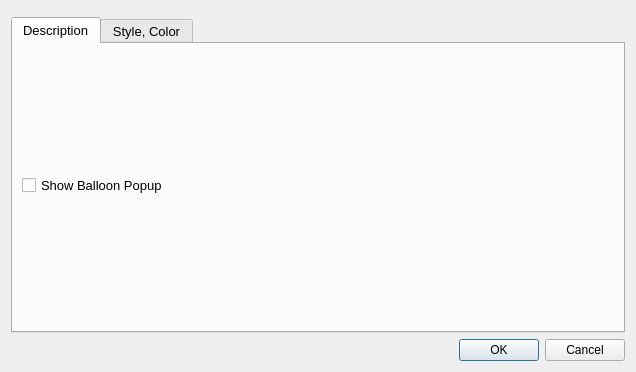
Above: src/lib/marble/EditPlacemarkDialog.ui from KDE/marble before the change. Below: the same form after it.
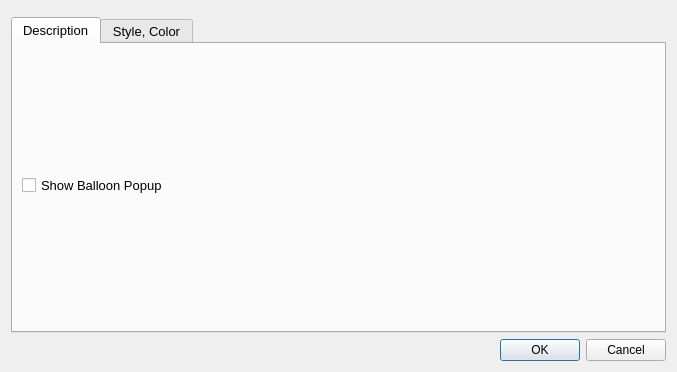
That is the form after the change. Icons and pictures are not drawn. Custom widgets are drawn as their Qt base class.

Commit message: FormattedTextWidget: textColorButton fix. - The textColorButton didn't behave like the other buttons surrounding it (if the window is resized, this does not enter the dropdown list). - Resized EditPlacemarkDialog window a bit :)

Diff of the .ui file:
```diff
--- a/src/lib/marble/EditPlacemarkDialog.ui
+++ b/src/lib/marble/EditPlacemarkDialog.ui
@@ -6,7 +6,7 @@
    <rect>
     <x>0</x>
     <y>0</y>
-    <width>636</width>
+    <width>677</width>
     <height>372</height>
    </rect>
   </property>
```
The commit also changes 2 other files.
